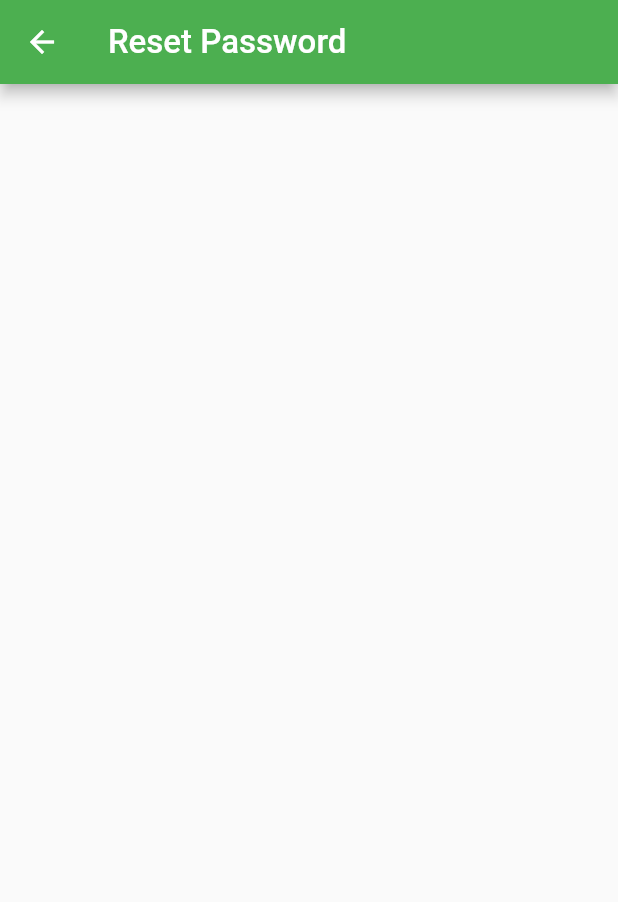
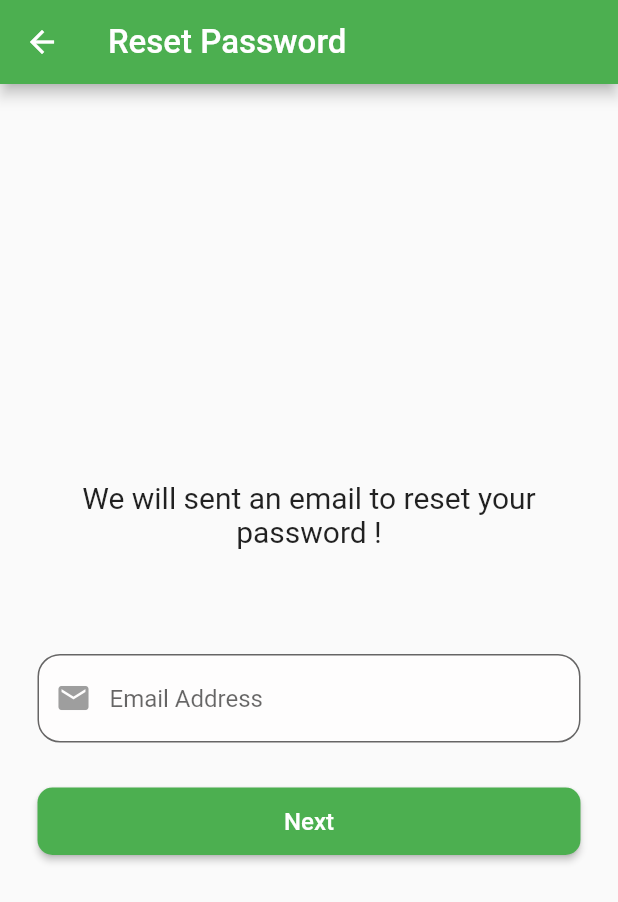
Before and after one commit to abhirajkiran/AutoResQ, a Flutter app: the ForgotPasswordScreen screen opened directly, on a phone screen of 412 x 824 dp. Shown: the top 902 px of the screen. Run offline on Flutter 3.47's test engine with Material 2 defaults, Android fonts, the light colour scheme and no system bars; our stand-ins replace email_validator, firebase_auth, firebase_core, google_sign_in, image_picker, pinput; accounts and stored records are empty.

```diff
--- a/lib/Screens/UserScreens/HomeScreens/loginScreen.dart
+++ b/lib/Screens/UserScreens/HomeScreens/loginScreen.dart
@@ -6,6 +6,7 @@ import 'package:flutter/src/widgets/placeholder.dart';
 import 'package:resp/Screens/UserScreens/HomeScreens/homeScreen.dart';
 import 'package:resp/Screens/UserScreens/HomeScreens/SignupScreen.dart';
 import 'package:resp/Screens/UserScreens/UserServiceScreens/PasswordScreen/ForgotPasswordScreen.dart';
+import 'package:resp/Screens/UserScreens/UserServiceScreens/ServiceProviderList.dart';
 import 'package:resp/services/firebase_services.dart';
 
 
--- a/lib/Screens/UserScreens/UserServiceScreens/PasswordScreen/ForgotPasswordScreen.dart
+++ b/lib/Screens/UserScreens/UserServiceScreens/PasswordScreen/ForgotPasswordScreen.dart
@@ -1,17 +1,27 @@
 import 'package:flutter/material.dart';
-
+import 'package:email_validator/email_validator.dart';
 import 'package:resp/Screens/UserScreens/HomeScreens/loginScreen.dart';
 
-class ForgotPasswordScreen extends StatelessWidget {
+class ForgotPasswordScreen extends StatefulWidget {
   const ForgotPasswordScreen({super.key});
+
+  @override
+  State<ForgotPasswordScreen> createState() => _ForgotPasswordScreenState();
+}
+
+class _ForgotPasswordScreenState extends State<ForgotPasswordScreen> {
+
+
+final formKey = GlobalKey<FormState>();
+final emailcontroller = TextEditingController();
 
   @override
   Widget build(BuildContext context) {
     return Scaffold(
         appBar: AppBar(
-        title: Text("Reset Password",style:TextStyle(fontSize: 22)),
+          title: Text("Reset Password", style: TextStyle(fontSize: 22)),
           leading: IconButton(
-          onPressed: (){
+            onPressed: () {
               Navigator.push(
                 context,
                 MaterialPageRoute(builder: (context) => LoginScreen()),
@@ -23,7 +33,66 @@ class ForgotPasswordScreen extends StatelessWidget {
             ),
           ),
         ),
-    );
-
+        body: Container(
+            margin: EdgeInsets.only(left: 25, right: 25),
+            alignment: Alignment.center,
+            child: SingleChildScrollView(
+                child: Column(children: [
+              SizedBox(
+                height: 10,
+              ),
+              Text(
+                "We will sent an email to reset your password !",
+                style: TextStyle(
+                  fontSize: 20,
+                ),
+                textAlign: TextAlign.center,
+              ),
+              SizedBox(
+                height: 50,
+              ),
+              SizedBox(height: 20),
+            TextFormField(
+              keyboardType: TextInputType.emailAddress,
+                      autofillHints: [AutofillHints.email],
+              controller: emailcontroller,
+              cursorColor: Colors.white,
+              textInputAction: TextInputAction.done,
+              decoration: InputDecoration(
+                          fillColor: Color.fromARGB(221, 255, 253, 253),
+                          filled: true,
+                          hintText: 'Email Address',
+                          prefixIcon: Icon(
+                            Icons.mail,
+                            color: Colors.grey,
+                          ),
+                          border: OutlineInputBorder(
+                              borderRadius: BorderRadius.circular(15))),
+              autovalidateMode: AutovalidateMode.onUserInteraction,
+              validator: (email) =>/*  */
+                  email != null && !EmailValidator.validate(email)
+                      ? "Enter a valid Email"
+                      : null,
+            ),
+              SizedBox(height: 30),
+              SizedBox(
+                height: 45,
+                width: double.infinity,
+                child: ElevatedButton(
+                  onPressed: () {},
+                  child: Text(
+                    'Next',
+                    style: TextStyle(
+                      fontSize: 16,
+                    ),
+                  ),
+                  style: ElevatedButton.styleFrom(
+                    backgroundColor: Colors.green,
+                    shape: RoundedRectangleBorder(
+                        borderRadius: BorderRadius.circular(10)),
+                  ),
+                ),
+              ),
+            ]))));
   }
 }
```
Also changed, not shown: lib/Screens/UserScreens/UserServiceScreens/ServiceProviderList.dart (added, +115 -0 lines), lib/Screens/UserScreens/UserServiceScreens/PasswordScreen/RecoverPassword.dart (added), lib/Screens/UserScreens/UserServiceScreens/RecoverPassword.dart (deleted). Lines whose indentation alone changed are shown as unchanged.
